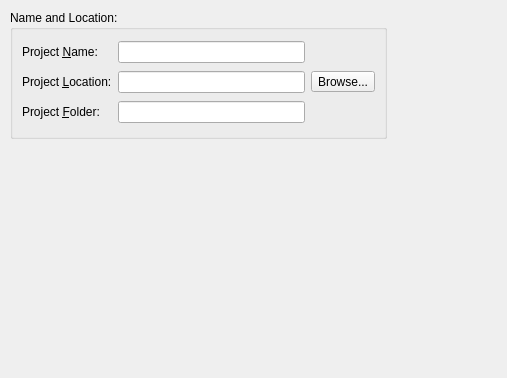
Above: qgama-core/src/projects_manager/newprojectdialog.ui from cepek/qgama-0.2.4 before the change. Below: the same form after it.
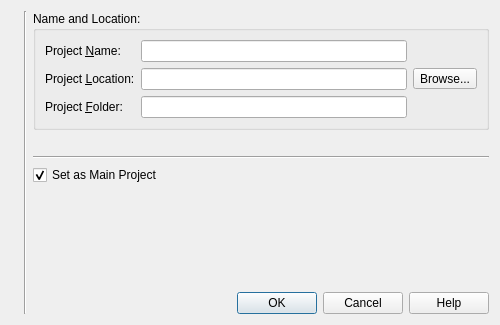
That is the form after the change. Icons and pictures are not drawn.

Commit message: Added basic support for project files (not implemented completely yet)...

The edit to the form file:
```diff
--- a/qgama-core/src/projects_manager/newprojectdialog.ui
+++ b/qgama-core/src/projects_manager/newprojectdialog.ui
@@ -9,8 +9,8 @@
    <rect>
     <x>0</x>
     <y>0</y>
-    <width>507</width>
-    <height>378</height>
+    <width>500</width>
+    <height>325</height>
    </rect>
   </property>
   <property name="windowTitle">
@@ -19,68 +19,154 @@
   <property name="modal">
    <bool>true</bool>
   </property>
-  <widget class="QGroupBox" name="groupBox_nameAndLocation">
-   <property name="geometry">
-    <rect>
-     <x>10</x>
-     <y>10</y>
-     <width>377</width>
-     <height>129</height>
-    </rect>
-   </property>
+  <layout class="QHBoxLayout" name="horizontalLayout">
+   <item>
+    <widget class="QLabel" name="label_Logo">
+     <property name="text">
+      <string/>
+     </property>
+     <property name="pixmap">
+      <pixmap resource="../qgama-core.qrc">:/images/gama-local-elipse.png</pixmap>
+     </property>
+    </widget>
+   </item>
+   <item>
+    <widget class="Line" name="line_Vertical">
+     <property name="orientation">
+      <enum>Qt::Vertical</enum>
+     </property>
+    </widget>
+   </item>
+   <item>
+    <layout class="QVBoxLayout" name="verticalLayout">
+     <item>
+      <widget class="QGroupBox" name="groupBox_Name_And_Location">
    <property name="title">
     <string>Name and Location:</string>
    </property>
    <layout class="QGridLayout" name="gridLayout">
     <item row="0" column="0">
-     <widget class="QLabel" name="label">
+         <widget class="QLabel" name="label_Project_Name">
       <property name="text">
        <string>Project &amp;Name:</string>
       </property>
       <property name="buddy">
-       <cstring>lineEdit</cstring>
+           <cstring>lineEdit_Project_Name</cstring>
       </property>
      </widget>
     </item>
     <item row="0" column="1">
-     <widget class="QLineEdit" name="lineEdit"/>
+         <widget class="QLineEdit" name="lineEdit_Project_Name"/>
     </item>
     <item row="1" column="0">
-     <widget class="QLabel" name="label_2">
+         <widget class="QLabel" name="label_Project_Location">
       <property name="text">
        <string>Project &amp;Location:</string>
       </property>
       <property name="buddy">
-       <cstring>lineEdit_2</cstring>
+           <cstring>lineEdit_Project_Location</cstring>
       </property>
      </widget>
     </item>
     <item row="1" column="1">
-     <widget class="QLineEdit" name="lineEdit_2"/>
+         <widget class="QLineEdit" name="lineEdit_Project_Location">
+          <property name="readOnly">
+           <bool>true</bool>
+          </property>
+         </widget>
     </item>
     <item row="1" column="2">
-     <widget class="QToolButton" name="toolButton">
+         <widget class="QToolButton" name="toolButton_Browse">
       <property name="text">
        <string>Browse...</string>
       </property>
      </widget>
     </item>
     <item row="2" column="0">
-     <widget class="QLabel" name="label_3">
+         <widget class="QLabel" name="label_Project_Folder">
       <property name="text">
        <string>Project &amp;Folder:</string>
       </property>
       <property name="buddy">
-       <cstring>lineEdit_3</cstring>
+           <cstring>lineEdit_Project_Folder</cstring>
       </property>
      </widget>
     </item>
     <item row="2" column="1">
-     <widget class="QLineEdit" name="lineEdit_3"/>
+         <widget class="QLineEdit" name="lineEdit_Project_Folder">
+          <property name="sizePolicy">
+           <sizepolicy hsizetype="Preferred" vsizetype="Preferred">
+            <horstretch>0</horstretch>
+            <verstretch>0</verstretch>
+           </sizepolicy>
+          </property>
+          <property name="text">
+           <string/>
+          </property>
+          <property name="readOnly">
+           <bool>true</bool>
+          </property>
+         </widget>
     </item>
    </layout>
   </widget>
- </widget>
- <resources/>
+     </item>
+     <item>
+      <widget class="QLabel" name="label_Warning">
+       <property name="text">
+        <string/>
+       </property>
+      </widget>
+     </item>
+     <item>
+      <widget class="Line" name="line_Horizontal">
+       <property name="orientation">
+        <enum>Qt::Horizontal</enum>
+       </property>
+      </widget>
+     </item>
+     <item>
+      <widget class="QCheckBox" name="checkBox_Set_As_Main_Project">
+       <property name="text">
+        <string>Set as Main Project</string>
+       </property>
+       <property name="checked">
+        <bool>true</bool>
+       </property>
+      </widget>
+     </item>
+     <item>
+      <spacer name="verticalSpacer">
+       <property name="orientation">
+        <enum>Qt::Vertical</enum>
+       </property>
+       <property name="sizeHint" stdset="0">
+        <size>
+         <width>20</width>
+         <height>40</height>
+        </size>
+       </property>
+      </spacer>
+     </item>
+     <item>
+      <widget class="QDialogButtonBox" name="buttonBox">
+       <property name="orientation">
+        <enum>Qt::Horizontal</enum>
+       </property>
+       <property name="standardButtons">
+        <set>QDialogButtonBox::Cancel|QDialogButtonBox::Help|QDialogButtonBox::Ok</set>
+       </property>
+       <property name="centerButtons">
+        <bool>false</bool>
+       </property>
+      </widget>
+     </item>
+    </layout>
+   </item>
+  </layout>
+ </widget>
+ <resources>
+  <include location="../qgama-core.qrc"/>
+ </resources>
  <connections/>
 </ui>
```
Lines whose indentation alone changed are shown as unchanged. The commit also changes 41 other files.
